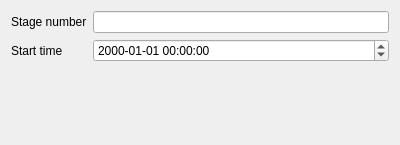
Quick-Event/startertool, file src/stagesettingspage.ui: the form before one commit.
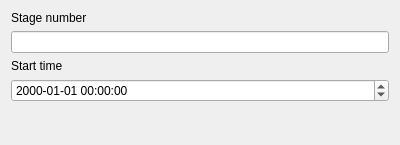
The form after the commit.

Commit message: AbstractSerialPort class to support Android USB OTG

The edit to the form file:
```diff
--- a/src/stagesettingspage.ui
+++ b/src/stagesettingspage.ui
@@ -13,29 +13,36 @@
   <property name="windowTitle">
    <string>Form</string>
   </property>
-  <layout class="QFormLayout" name="formLayout">
-   <item row="0" column="0">
+  <layout class="QVBoxLayout" name="verticalLayout">
+   <item>
     <widget class="QLabel" name="label">
      <property name="text">
       <string>Stage number</string>
      </property>
     </widget>
    </item>
-   <item row="0" column="1">
+   <item>
     <widget class="QLineEdit" name="stageNumber">
      <property name="readOnly">
       <bool>true</bool>
      </property>
     </widget>
    </item>
-   <item row="1" column="0">
+   <item>
     <widget class="QLabel" name="label_2">
      <property name="text">
       <string>Start time</string>
      </property>
     </widget>
    </item>
-   <item row="2" column="0">
+   <item>
+    <widget class="QDateTimeEdit" name="startTime">
+     <property name="displayFormat">
+      <string>yyyy-MM-dd HH:mm:ss</string>
+     </property>
+    </widget>
+   </item>
+   <item>
     <spacer name="verticalSpacer">
      <property name="orientation">
       <enum>Qt::Vertical</enum>
@@ -48,13 +55,6 @@
      </property>
     </spacer>
    </item>
-   <item row="1" column="1">
-    <widget class="QDateTimeEdit" name="startTime">
-     <property name="displayFormat">
-      <string>yyyy-MM-dd HH:mm:ss</string>
-     </property>
-    </widget>
-   </item>
   </layout>
  </widget>
  <resources/>
```
The commit also changes 14 other files.
